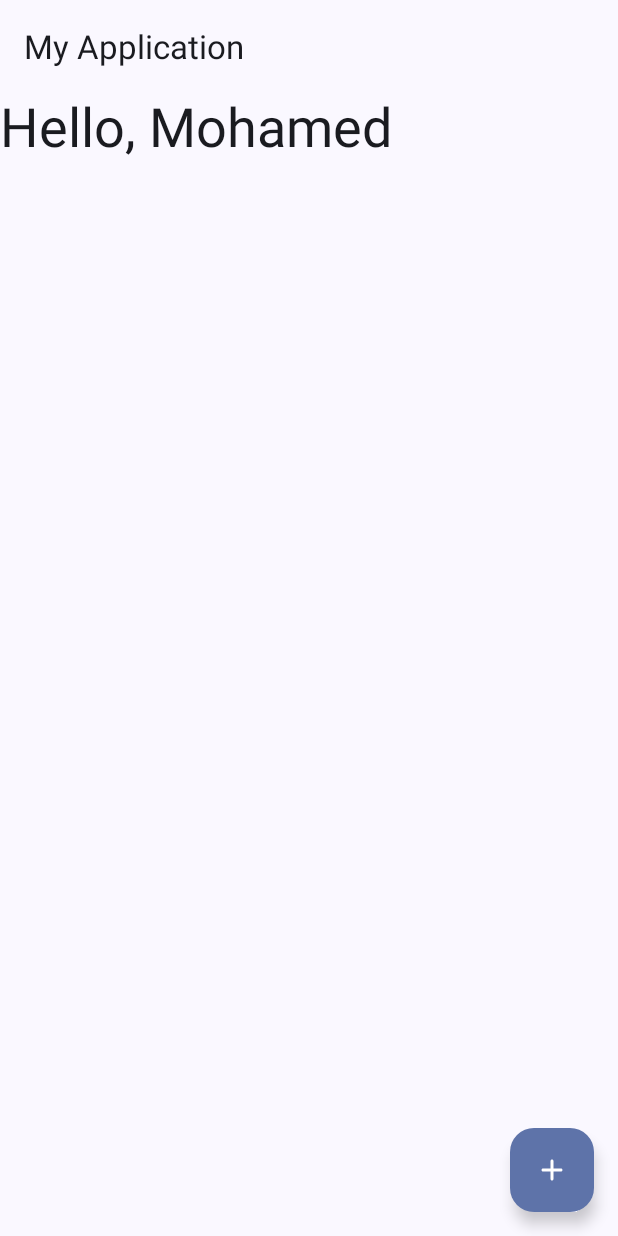
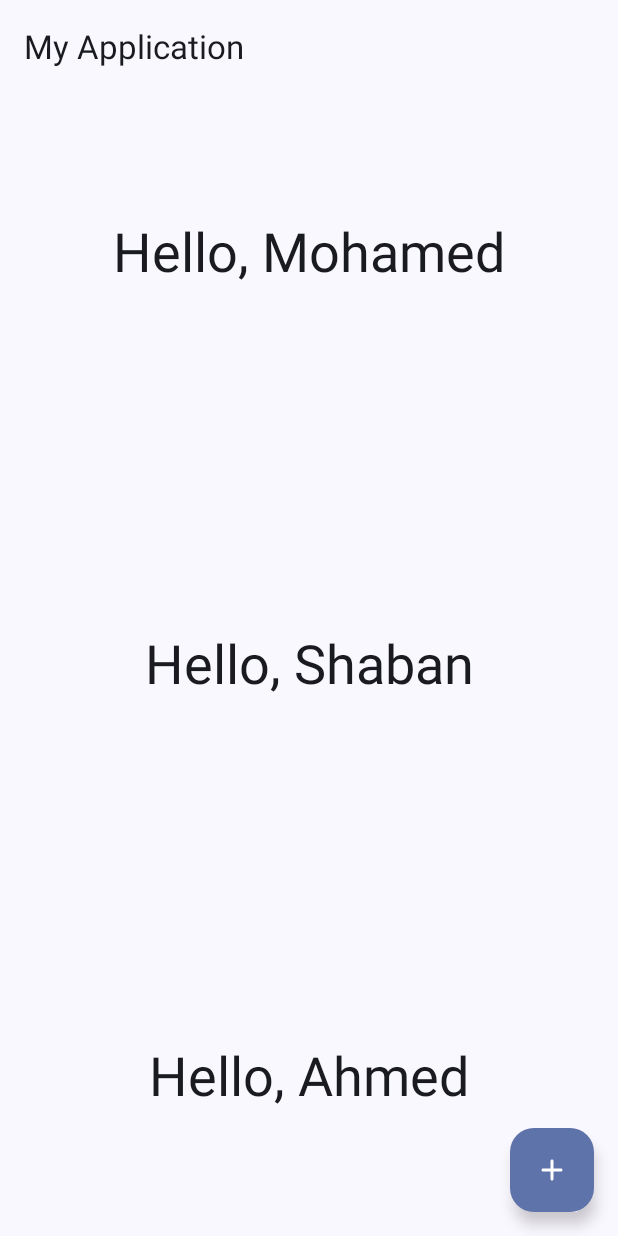
Before and after one commit to M7mdSh3banX/Learning-Jetpack-Compose, an Android app built with Jetpack Compose: the screen it shows after launch (MainActivity), on a phone screen of 412 x 824 dp. Run offline under Robolectric (Android 15) with nearby library versions, the phone set to English and light mode, and no system bars.

Commit message:
implement column idea

```diff
--- a/app/src/main/java/com/shaban/jetpackcomposeapp1/MyApplication.kt
+++ b/app/src/main/java/com/shaban/jetpackcomposeapp1/MyApplication.kt
@@ -25,9 +25,7 @@ fun MyApp() {
         Scaffold(
             topBar = {
                 TopAppBar(
-                    title = {
-                        Text(text = "My Application")
-                    },
+                    title = { Text(text = "My Application") },
                     // colors = TopAppBarDefaults.mediumTopAppBarColors(Color.Green)
                 )
             },
--- a/app/src/main/java/com/shaban/jetpackcomposeapp1/screens/HomeScreen.kt
+++ b/app/src/main/java/com/shaban/jetpackcomposeapp1/screens/HomeScreen.kt
@@ -1,10 +1,22 @@
 package com.shaban.jetpackcomposeapp1.screens
 
+import androidx.compose.foundation.layout.Arrangement
+import androidx.compose.foundation.layout.Column
+import androidx.compose.foundation.layout.fillMaxSize
 import androidx.compose.runtime.Composable
+import androidx.compose.ui.Alignment
 import androidx.compose.ui.Modifier
 import com.shaban.jetpackcomposeapp1.composable.HelloMessage
 
 @Composable
 fun HomeScreen(modifier: Modifier) {
-    HelloMessage(name = "Mohamed", modifier = modifier)
+    Column(
+        modifier = Modifier.fillMaxSize(),
+        horizontalAlignment = Alignment.CenterHorizontally,
+        verticalArrangement = Arrangement.SpaceAround
+    ) {
+        HelloMessage(name = "Mohamed", modifier = modifier)
+        HelloMessage(name = "Shaban", modifier = modifier)
+        HelloMessage(name = "Ahmed", modifier = modifier)
+    }
 }
```
